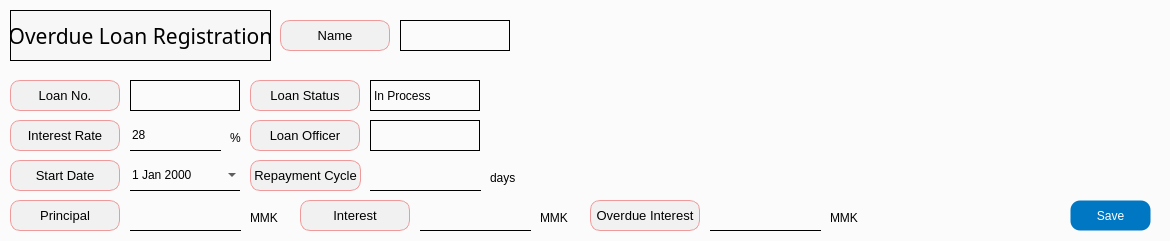
The window that app/src/pages/overdue/post_registration.ui (DY-Microfinance-Customer-Management/dymf-algorithm) describes before a commit, drawn with Qt 5.
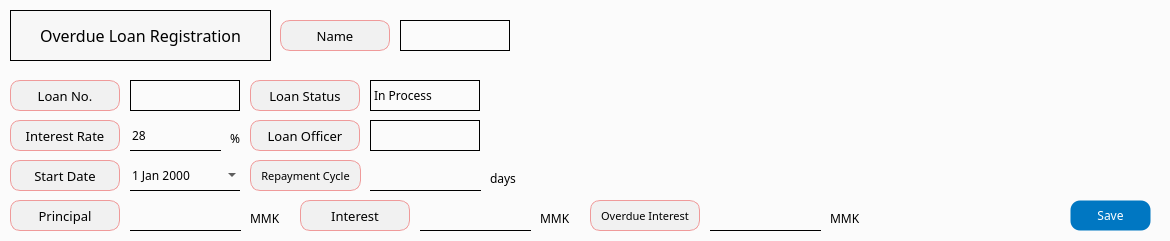
The same window after the commit.

Patch:
```diff
--- a/app/src/pages/overdue/post_registration.ui
+++ b/app/src/pages/overdue/post_registration.ui
@@ -40,6 +40,7 @@
     </property>
     <property name="font">
      <font>
+      <family>Arial Black</family>
       <pointsize>10</pointsize>
      </font>
     </property>
@@ -69,8 +70,8 @@
     </property>
     <property name="font">
      <font>
-      <family>Agency FB</family>
-      <pointsize>16</pointsize>
+      <family>Arial Black</family>
+      <pointsize>12</pointsize>
      </font>
     </property>
     <property name="styleSheet">
@@ -151,6 +152,7 @@
     </property>
     <property name="font">
      <font>
+      <family>Arial Black</family>
       <pointsize>10</pointsize>
      </font>
     </property>
@@ -178,6 +180,11 @@
       <height>16</height>
      </rect>
     </property>
+    <property name="font">
+     <font>
+      <family>Arial Black</family>
+     </font>
+    </property>
     <property name="text">
      <string>%</string>
     </property>
@@ -205,6 +212,7 @@
     </property>
     <property name="font">
      <font>
+      <family>Arial Black</family>
       <pointsize>10</pointsize>
      </font>
     </property>
@@ -246,6 +254,7 @@
     </property>
     <property name="font">
      <font>
+      <family>Arial Black</family>
       <pointsize>10</pointsize>
      </font>
     </property>
@@ -287,6 +296,7 @@
     </property>
     <property name="font">
      <font>
+      <family>Arial Black</family>
       <pointsize>10</pointsize>
      </font>
     </property>
@@ -340,6 +350,11 @@
       <height>31</height>
      </rect>
     </property>
+    <property name="font">
+     <font>
+      <family>Arial Black</family>
+     </font>
+    </property>
     <property name="styleSheet">
      <string notr="true">QDateEdit {
 	border: none;
@@ -386,7 +401,8 @@
     </property>
     <property name="font">
      <font>
-      <pointsize>10</pointsize>
+      <family>Arial Black</family>
+      <pointsize>8</pointsize>
      </font>
     </property>
     <property name="styleSheet">
@@ -413,6 +429,11 @@
       <height>31</height>
      </rect>
     </property>
+    <property name="font">
+     <font>
+      <family>Arial Black</family>
+     </font>
+    </property>
     <property name="styleSheet">
      <string notr="true">QLineEdit {
     border: none;
@@ -456,6 +477,7 @@
     </property>
     <property name="font">
      <font>
+      <family>Arial Black</family>
       <pointsize>10</pointsize>
      </font>
     </property>
@@ -483,6 +505,11 @@
       <height>16</height>
      </rect>
     </property>
+    <property name="font">
+     <font>
+      <family>Arial Black</family>
+     </font>
+    </property>
     <property name="text">
      <string>MMK</string>
     </property>
@@ -510,6 +537,7 @@
     </property>
     <property name="font">
      <font>
+      <family>Arial Black</family>
       <pointsize>10</pointsize>
      </font>
     </property>
@@ -549,6 +577,11 @@
       <height>16777215</height>
      </size>
     </property>
+    <property name="font">
+     <font>
+      <family>Arial Black</family>
+     </font>
+    </property>
     <property name="styleSheet">
      <string notr="true">QLabel {
     border: 1px solid black;
@@ -605,6 +638,11 @@
       <height>16</height>
      </rect>
     </property>
+    <property name="font">
+     <font>
+      <family>Arial Black</family>
+     </font>
+    </property>
     <property name="text">
      <string>MMK</string>
     </property>
@@ -632,6 +670,7 @@
     </property>
     <property name="font">
      <font>
+      <family>Arial Black</family>
       <pointsize>10</pointsize>
      </font>
     </property>
@@ -699,7 +738,8 @@
     </property>
     <property name="font">
      <font>
-      <pointsize>10</pointsize>
+      <family>Arial Black</family>
+      <pointsize>8</pointsize>
      </font>
     </property>
     <property name="styleSheet">
@@ -726,6 +766,11 @@
       <height>16</height>
      </rect>
     </property>
+    <property name="font">
+     <font>
+      <family>Arial Black</family>
+     </font>
+    </property>
     <property name="text">
      <string>MMK</string>
     </property>
@@ -765,6 +810,11 @@
       <height>16</height>
      </rect>
     </property>
+    <property name="font">
+     <font>
+      <family>Arial Black</family>
+     </font>
+    </property>
     <property name="text">
      <string>days</string>
     </property>
@@ -778,6 +828,11 @@
       <height>31</height>
      </rect>
     </property>
+    <property name="font">
+     <font>
+      <family>Arial Black</family>
+     </font>
+    </property>
     <property name="styleSheet">
      <string notr="true">QPushButton {
     background-color: #0077c2;
```
Left out of the diff: 44 changed lines with no effect on the pictures.
